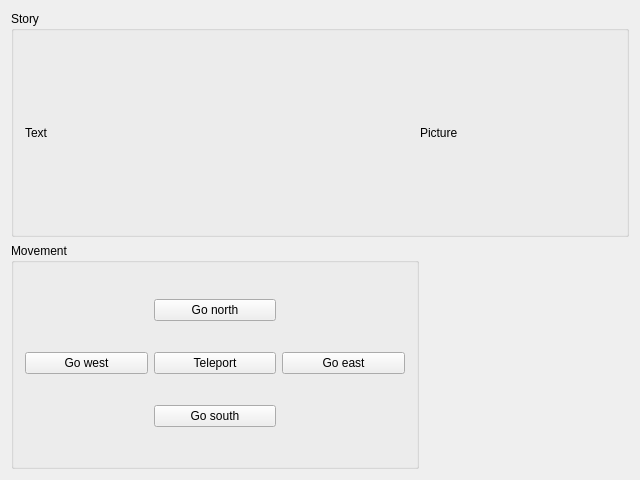
The window that ZorkGUI/GameView/mainwindow.ui (Stephan1994/zork) describes before a commit, drawn with Qt 5.
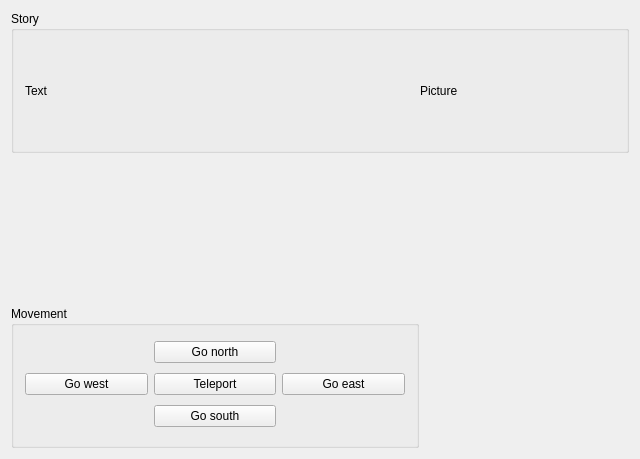
The same window after the commit. Icons and pictures are not drawn.

Diff of the .ui file:
```diff
--- a/ZorkGUI/GameView/mainwindow.ui
+++ b/ZorkGUI/GameView/mainwindow.ui
@@ -7,7 +7,7 @@
     <x>0</x>
     <y>0</y>
     <width>640</width>
-    <height>480</height>
+    <height>459</height>
    </rect>
   </property>
   <property name="windowTitle">
@@ -120,7 +120,7 @@
      </widget>
     </item>
     <item row="1" column="0" colspan="2">
-     <layout class="QVBoxLayout" name="verticalLayout"/>
+     <widget class="QWidget" name="widget" native="true"/>
     </item>
    </layout>
   </widget>
```
Left out of the diff: 105 changed lines with no effect on the pictures.
